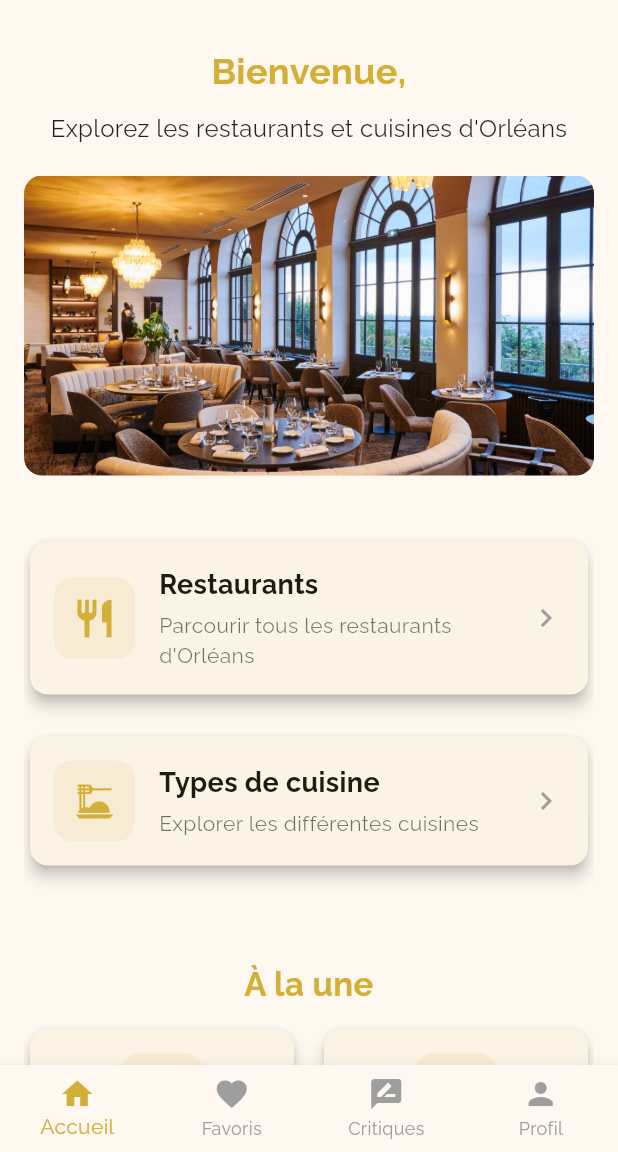
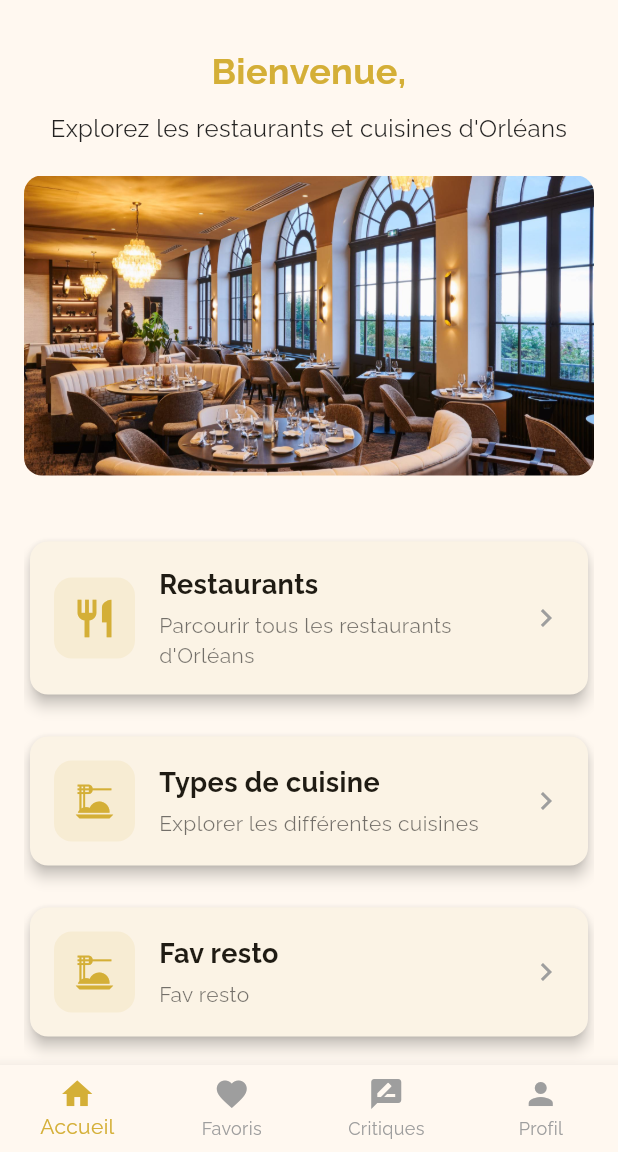
Before and after one commit to muhamadzaiinizeebindaivin/sae-mobile, a Flutter app: the HomeAuthentifiedPage screen opened by its route, on a phone screen of 412 x 824 dp, the part 84-1236 px from its top. Run offline on Flutter 3.47's test engine with Material 3 defaults, Android fonts, the phone set to English and light mode, and no system bars; our stand-ins replace flutter_form_builder, form_builder_validators, go_router, google_fonts, supabase_flutter; accounts and stored records are empty.

Commit message:
fav page amélioration

```diff
--- a/sae_mobile/lib/views/home_authentified_page.dart
+++ b/sae_mobile/lib/views/home_authentified_page.dart
@@ -177,6 +177,16 @@ class _HomeAuthentifiedPageState extends State<HomeAuthentifiedPage> {
                               color: goldColor,
                               onTap: () => context.push('/cuisines'),
                             ),
+                            SizedBox(height: 20),
+                            _buildNavigationCard(
+                              context,
+                              title: 'Fav resto',
+                              description: 'Fav resto',
+                              icon: Icons.dinner_dining,
+                              color: goldColor,
+                              onTap: () => context.push('/favoris'),
+                            ),
+
                             SizedBox(height: 20),
                           ],
                         ),
```
Also changed, not shown: sae_mobile/lib/views/favoris_page.dart (+40 -8 lines), sae_mobile/lib/views/restaurants_page.dart (+18 -33 lines), 1 other file.
